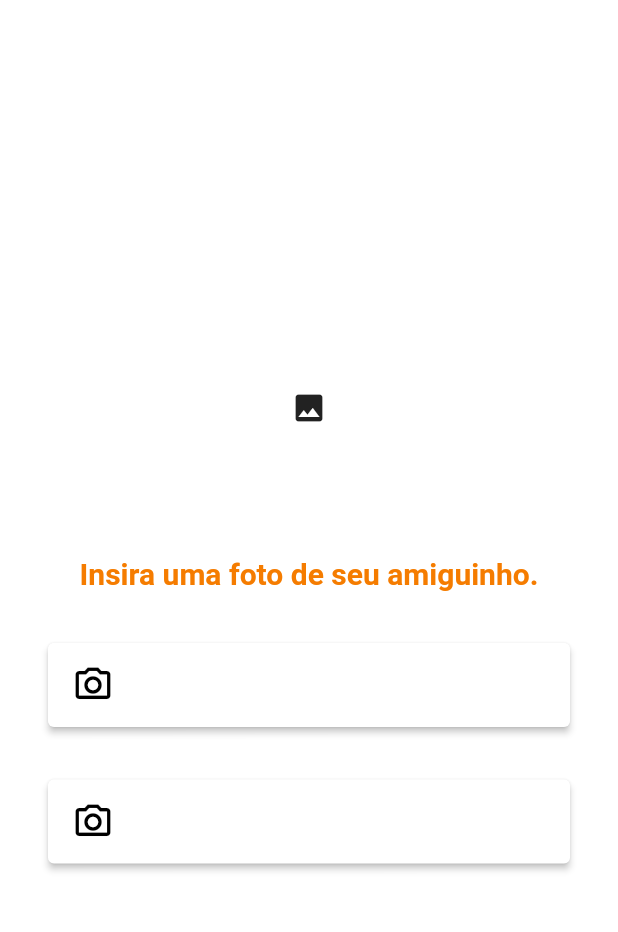
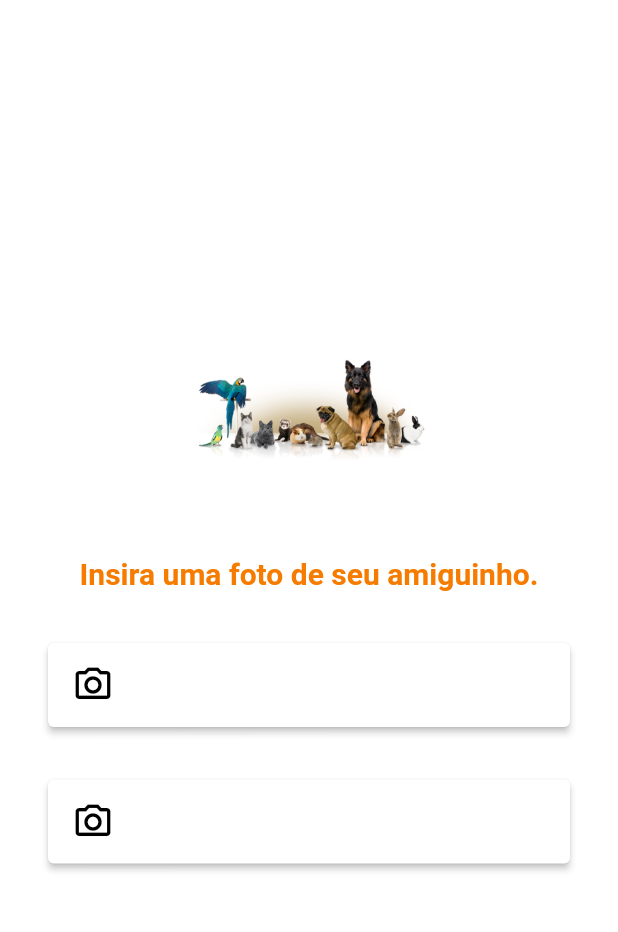
Before and after one commit to renatorv/projetoapp, a Flutter app: the PhotoPetPage screen opened by its route, on a phone screen of 412 x 824 dp, the part 84-1016 px from its top. Run offline on Flutter 3.47's test engine with Material 2 defaults, Android fonts, the phone set to English and light mode, and no system bars; our stand-ins replace dropdown_button2, firebase_auth, firebase_core, get, google_sign_in, image_picker and 3 more; missing offline and left inert: flutter_facebook_auth, validatorless; accounts and stored records are empty; statements that could not run were skipped.

Commit message:
testando images

```diff
--- a/lib/app/modules/photo_pet/photo_pet_page.dart
+++ b/lib/app/modules/photo_pet/photo_pet_page.dart
@@ -56,9 +56,12 @@ class _PhotoPetPageState extends InstaState<PhotoPetPage, PhotoPetController> {
                     child: SizedBox(
                       width: 160,
                       height: 160,
-                      child: Icon(
-                        Icons.image,
-                      ),
+                      child:
+                          Image.asset('assets/images/cropped-akps_header.png'),
+                      // child: Icon(
+                      //   Icons.image,
+                      //   size: 60,
+                      // ),
                     ),
                   ),
             // FlutterLogo(size: 160),
```
Also changed, not shown: assets/images/animais.png (deleted), assets/images/logo.png (deleted), assets/images/topoCardapio.png (deleted), 1 other file.
